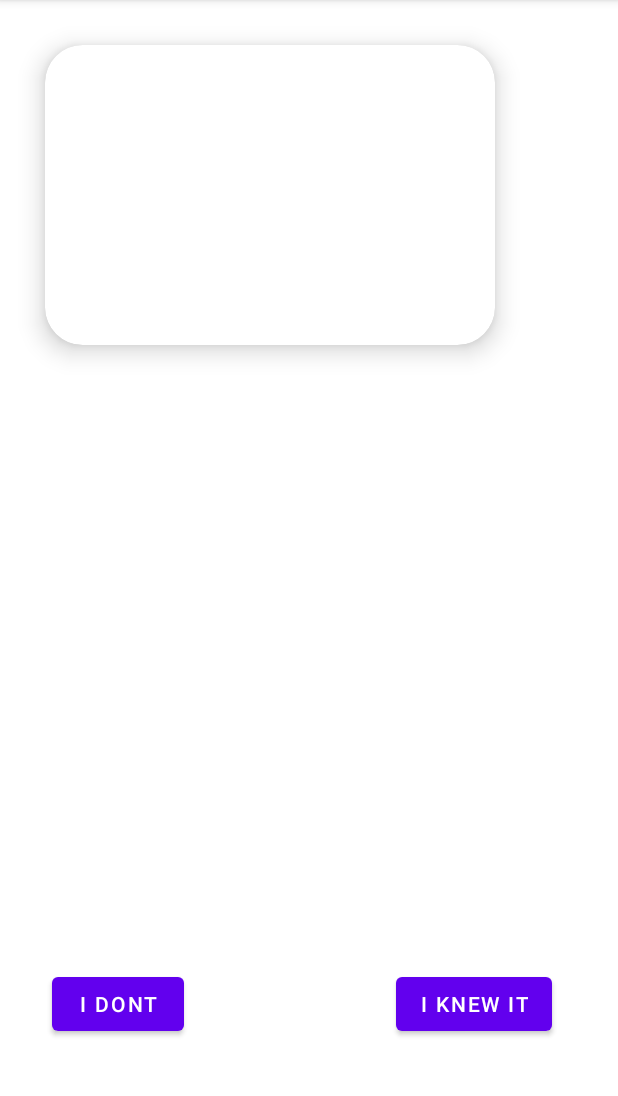
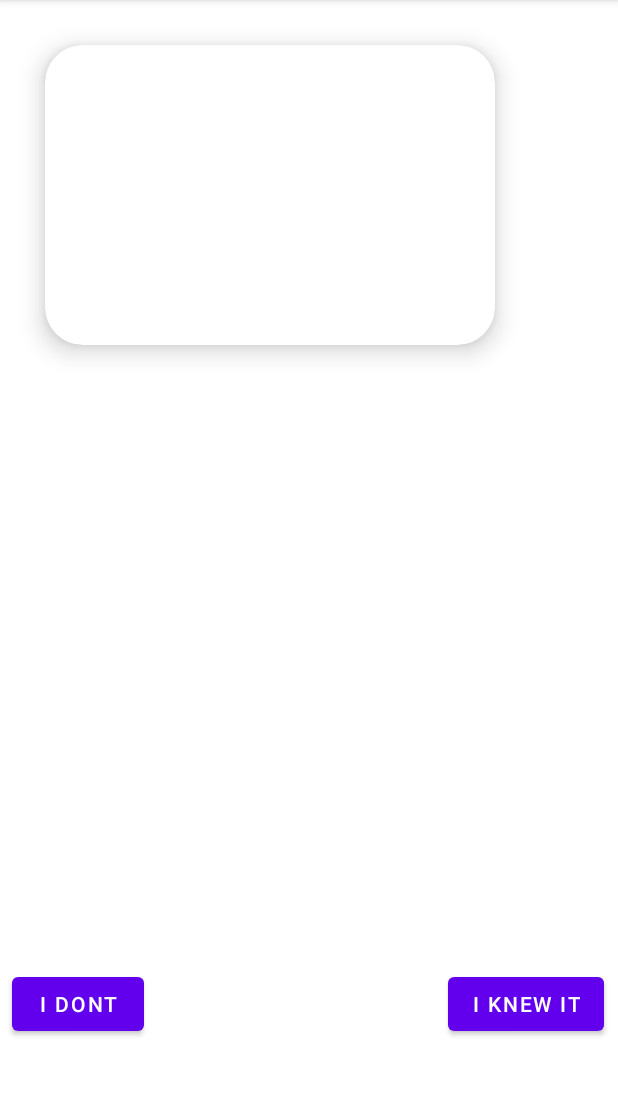
Before and after one commit to pannaAdrianna/INCIApp, an Android app: the QuizINCIActivity screen opened directly, with no data from a screen before it, on a phone screen of 412 x 824 dp, the part 84-1180 px from its top. Run offline under Robolectric (Android 15) with nearby library versions, the phone set to English and light mode, and no system bars; plain views replace EasyFlipView.

Commit message:
cpmmit buttons works

```diff
--- a/app/src/main/java/edu/ib/inciapp/QuizINCIActivity.java
+++ b/app/src/main/java/edu/ib/inciapp/QuizINCIActivity.java
@@ -3,16 +3,18 @@ package edu.ib.inciapp;
 import androidx.appcompat.app.AppCompatActivity;
 import androidx.cardview.widget.CardView;
 
-import android.graphics.Color;
 import android.os.Bundle;
 import android.view.View;
 import android.widget.Button;
-import android.widget.TextView;
+import android.widget.Toast;
+
+import static android.widget.Toast.LENGTH_LONG;
 
 public class QuizINCIActivity extends AppCompatActivity {
 
-    private Button btnTrue;
-    private Button btnFalse;
+    Button btnTrue;
+    Button btnFalse;
+    Button btnNext;
     private CardView card;
 
     private Flashcard[] deckOfFlashcards;
@@ -21,24 +23,29 @@ public class QuizINCIActivity extends AppCompatActivity {
     protected void onCreate(Bundle savedInstanceState) {
         super.onCreate(savedInstanceState);
         setContentView(R.layout.activity_quiz_i_n_c_i);
+        btnTrue = (Button) findViewById(R.id.btnTrue);
+        btnFalse = (Button) findViewById(R.id.btnFalse);
+        btnNext = (Button) findViewById(R.id.btnNext);
+        btnNext.setVisibility(View.INVISIBLE);
+        try {
+            btnTrue.setOnClickListener(v -> {
+                btnNext.setVisibility(View.VISIBLE);
+            });
+            btnFalse.setOnClickListener(v -> {
+                btnNext.setVisibility(View.VISIBLE);
+            });
+            btnNext.setOnClickListener(v -> {
+                Toast.makeText(this, "Next Question Please", LENGTH_LONG).show();
+            });
+        } catch (Exception e) {
+            e.printStackTrace();
+        }
 
 
     }
 
 
-    public void onBtnFalseClick(View view) {
-
-    }
-
-    public void onBtnTrueClick(View view) {
-    }
-
-    public void onCardCLick(View view) {
-        try {
-            card.setCardBackgroundColor(Color.BLUE);
-        }catch (Exception e){
-            e.printStackTrace();
-        }
+    public void onBtnNextClick(View view) {
 
     }
 }
--- a/app/src/main/res/layout/activity_quiz_i_n_c_i.xml
+++ b/app/src/main/res/layout/activity_quiz_i_n_c_i.xml
@@ -52,13 +52,23 @@
     </com.wajahatkarim3.easyflipview.EasyFlipView>
 
 
-
-
-
-
     <androidx.constraintlayout.widget.ConstraintLayout
         android:layout_width="match_parent"
-        android:layout_height="match_parent">
+        android:layout_height="match_parent"
+        android:layout_alignParentStart="true"
+        android:layout_alignParentTop="true">
+
+        <Button
+            android:id="@+id/btnFalse"
+            android:layout_width="wrap_content"
+            android:layout_height="wrap_content"
+            android:text="@string/hintbtnFalse"
+            app:layout_constraintBottom_toBottomOf="parent"
+            app:layout_constraintEnd_toStartOf="@+id/btnNext"
+            app:layout_constraintHorizontal_bias="0.108"
+            app:layout_constraintStart_toStartOf="parent"
+            app:layout_constraintTop_toTopOf="parent"
+            app:layout_constraintVertical_bias="0.896" />
 
         <Button
             android:id="@+id/btnTrue"
@@ -67,20 +77,21 @@
             android:text="@string/hintbtnTrue"
             app:layout_constraintBottom_toBottomOf="parent"
             app:layout_constraintEnd_toEndOf="parent"
-            app:layout_constraintHorizontal_bias="0.108"
-            app:layout_constraintStart_toStartOf="parent"
+            app:layout_constraintHorizontal_bias="0.839"
+            app:layout_constraintStart_toEndOf="@+id/btnNext"
             app:layout_constraintTop_toTopOf="parent"
             app:layout_constraintVertical_bias="0.896" />
 
         <Button
-            android:id="@+id/btnFalse"
+            android:id="@+id/btnNext"
             android:layout_width="wrap_content"
             android:layout_height="wrap_content"
-            android:text="@string/hintbtnFalse"
+            android:text="@string/hintBtnShowNext"
+            android:onClick="onBtnNextClick"
             app:layout_constraintBottom_toBottomOf="parent"
             app:layout_constraintEnd_toEndOf="parent"
-            app:layout_constraintHorizontal_bias="0.839"
-            app:layout_constraintStart_toStartOf="@+id/btnTrue"
+            app:layout_constraintHorizontal_bias="0.498"
+            app:layout_constraintStart_toStartOf="parent"
             app:layout_constraintTop_toTopOf="parent"
             app:layout_constraintVertical_bias="0.896" />
     </androidx.constraintlayout.widget.ConstraintLayout>
--- a/app/src/main/res/values/strings.xml
+++ b/app/src/main/res/values/strings.xml
@@ -1,8 +1,9 @@
 <resources>
     <string name="app_name">INCIApp</string>
-    <string name="hintbtnTrue">I DONT</string>
-    <string name="hintbtnFalse">I KNEW IT</string>
+    <string name="hintbtnTrue">I KNEW IT</string>
+    <string name="hintbtnFalse">I DONT</string>
     <string name="btnLearn">LEARN</string>
+    <string name="hintBtnShowNext">NEXT</string>
     <string name="hintTvNumberOfQuesion">Question</string>
 
 </resources>
```
